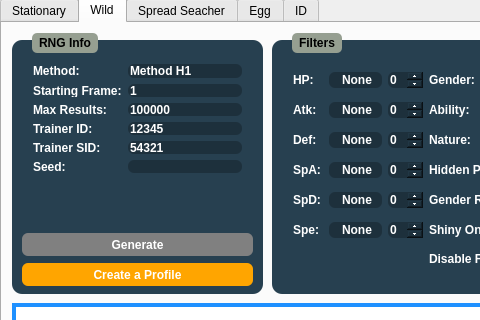
Qt form Forms/MainWindow.ui (Admiral-Fish/PokeFinder) before a commit; both pictures show x 0 to 480 and y 89 to 409 of the 1219 by 688 pixel window.
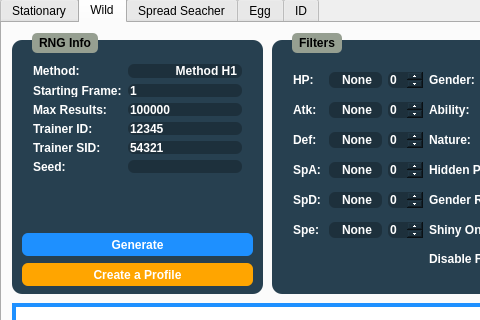
The same form after that commit. The open tabs and pages were chosen to show the change. Icons and pictures are not drawn. Custom widgets are drawn as their Qt base class.

What changed in the file:
```diff
--- a/Forms/MainWindow.ui
+++ b/Forms/MainWindow.ui
@@ -1245,7 +1245,7 @@
       </property>
       <widget class="QPushButton" name="generateWild3">
        <property name="enabled">
-        <bool>false</bool>
+        <bool>true</bool>
        </property>
        <property name="geometry">
         <rect>
@@ -1365,7 +1365,7 @@
            <enum>Qt::RightToLeft</enum>
           </property>
           <property name="editable">
-           <bool>true</bool>
+           <bool>false</bool>
           </property>
           <property name="frame">
            <bool>true</bool>
@@ -2358,6 +2358,11 @@
    <extends>QComboBox</extends>
    <header>Forms/QCheckList.hpp</header>
   </customwidget>
+  <customwidget>
+   <class>QTextBox</class>
+   <extends>QLineEdit</extends>
+   <header>Forms/QTextBox.hpp</header>
+  </customwidget>
  </customwidgets>
  <resources>
   <include location="../resources.qrc"/>
```
Left out of the diff: 28 changed lines with no effect on the pictures.
